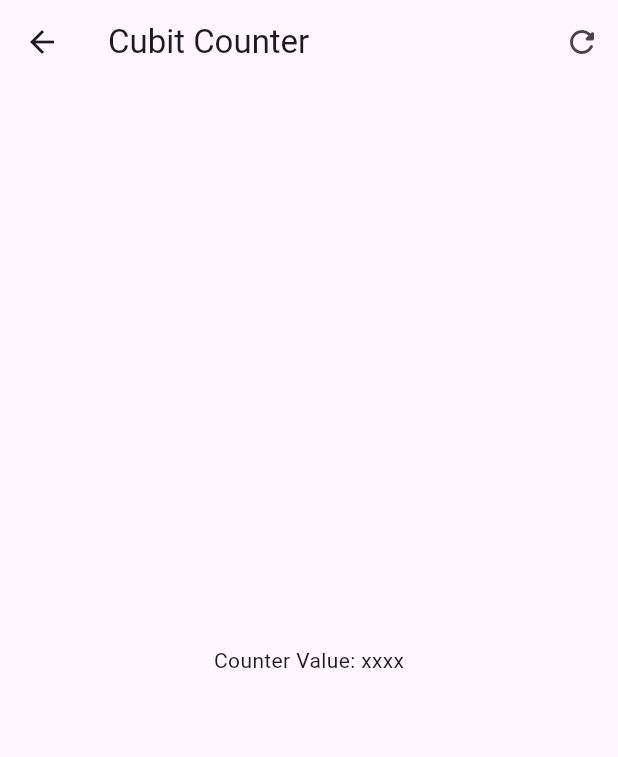
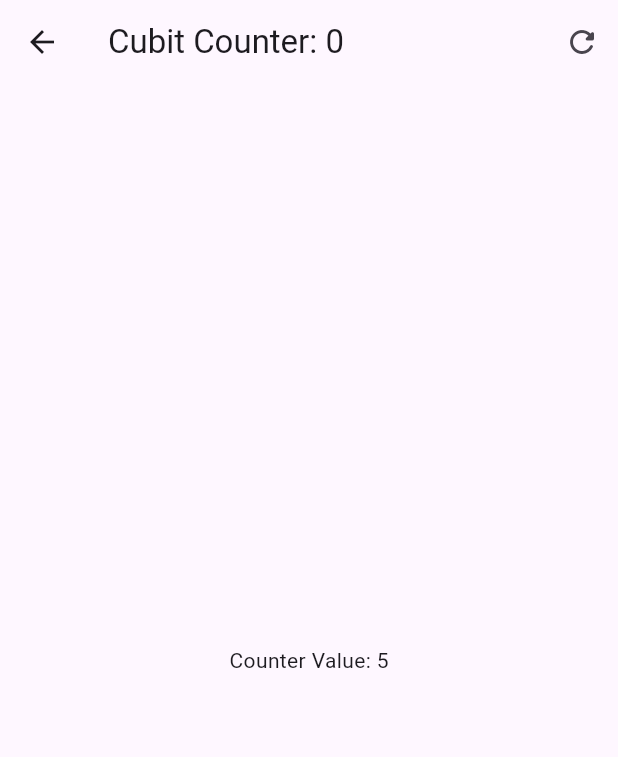
Before and after one commit to Joseeop/forms_app, a Flutter app: the screen it shows after launch, after a tap on "Cubits", on a phone screen of 412 x 824 dp. Shown: the top 757 px of the screen. Run offline on Flutter 3.47's test engine with Material 2 defaults, Android fonts, the phone set to English and light mode, and no system bars; our stand-ins replace flutter_bloc, go_router.

Commit message:
Usando Cubit

```diff
--- a/lib/presentation/screens/cubit_counter_screen.dart
+++ b/lib/presentation/screens/cubit_counter_screen.dart
@@ -1,50 +1,66 @@
 import 'package:flutter/material.dart';
-
-
+import 'package:form_app/presentation/blocs/counter_cubit/counter_cubit.dart';
+import 'package:flutter_bloc/flutter_bloc.dart';
 
 class CubitCounterScreen extends StatelessWidget {
   const CubitCounterScreen({super.key});
 
   @override
   Widget build(BuildContext context) {
+    return BlocProvider(
+        create: (_) => CounterCubit(), child: const _CubitCounterView());
+  }
+}
+
+class _CubitCounterView extends StatelessWidget {
+  const _CubitCounterView();
+
+  @override
+  Widget build(BuildContext context) {
+
+    final counterState = context.watch<CounterCubit>().state;
+
     return Scaffold(
       appBar: AppBar(
-        title: const Text('Cubit Counter'),
+        title:  Text('Cubit Counter: ${counterState.transactionCount} '),
         actions: [
-          IconButton(
-            onPressed: (){},
-          icon: const Icon(Icons.refresh_rounded))
+          IconButton(onPressed: () {}, icon: const Icon(Icons.refresh_rounded))
         ],
       ),
-      body: const Center(
-        child: Text('Counter Value: xxxx'),
+      body:  Center(
+        child: BlocBuilder<CounterCubit, CounterState>(
+          //buildWhen: (previous, current) => current.counter != previous.counter,
+          builder: (context, state) {
+            return Text('Counter Value: ${state.counter}');
+          },
+        ),
       ),
       floatingActionButton: Column(
         mainAxisAlignment: MainAxisAlignment.end,
         children: [
           FloatingActionButton(
-            onPressed:() => {},
+            onPressed: () => {},
             heroTag: '1',
             child: const Text('+3'),
           ),
-          const SizedBox(height: 15,
+          const SizedBox(
+            height: 15,
           ),
           FloatingActionButton(
-            onPressed:() => {},
+            onPressed: () => {},
             heroTag: '2',
             child: const Text('+2'),
           ),
-          const SizedBox(height: 15,
+          const SizedBox(
+            height: 15,
           ),
           FloatingActionButton(
-            onPressed:() => {},
+            onPressed: () => {},
             heroTag: '3',
             child: const Text('+1'),
           ),
-
         ],
       ),
-
     );
   }
 }
```
Lines whose indentation alone changed are shown as unchanged.
